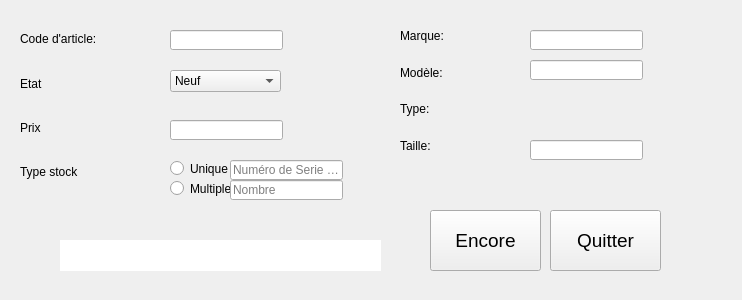
GruberAdam/TPI-Sploks, file view/addItemsView.ui: the form before one commit.
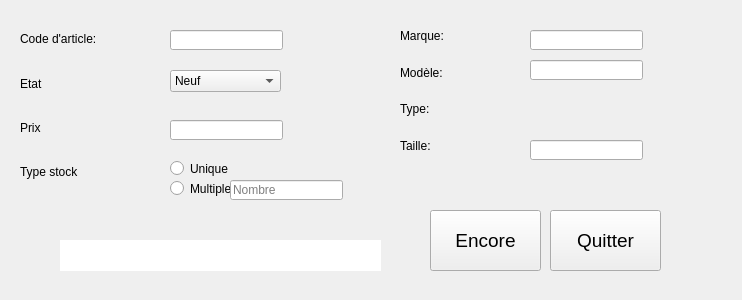
The form after the commit.

What changed in the file:
```diff
--- a/view/addItemsView.ui
+++ b/view/addItemsView.ui
@@ -134,22 +134,6 @@
      </rect>
     </property>
    </widget>
-   <widget class="QLineEdit" name="textNumeroSerie">
-    <property name="geometry">
-     <rect>
-      <x>230</x>
-      <y>160</y>
-      <width>113</width>
-      <height>20</height>
-     </rect>
-    </property>
-    <property name="echoMode">
-     <enum>QLineEdit::Normal</enum>
-    </property>
-    <property name="placeholderText">
-     <string>Numéro de Serie (S/N)</string>
-    </property>
-   </widget>
    <widget class="QLineEdit" name="textPrix">
     <property name="geometry">
      <rect>
```
Left out of the diff: 1 changed line with no effect on the pictures.
